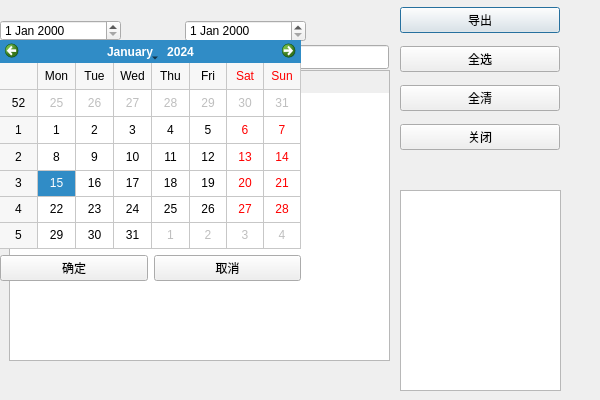
The window that HnExport.ui (HONODA/ExcelExport) describes before a commit, drawn with Qt 5.
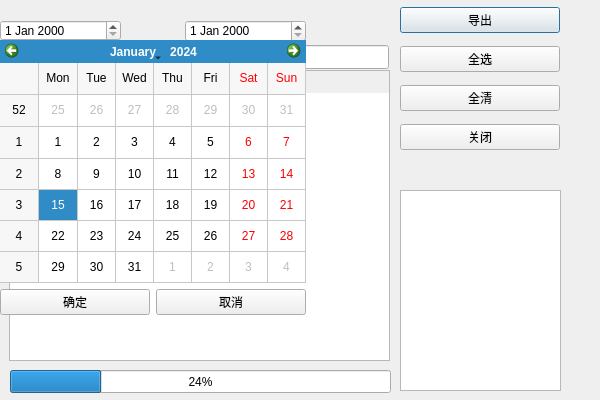
The same window after the commit.

The edit to the form file:
```diff
--- a/HnExport.ui
+++ b/HnExport.ui
@@ -109,8 +109,8 @@
     <rect>
      <x>0</x>
      <y>40</y>
-     <width>301</width>
-     <height>241</height>
+     <width>306</width>
+     <height>275</height>
     </rect>
    </property>
    <layout class="QVBoxLayout" name="verticalLayout_2">
@@ -210,6 +210,19 @@
     </property>
    </column>
   </widget>
+  <widget class="QProgressBar" name="progressBar">
+   <property name="geometry">
+    <rect>
+     <x>10</x>
+     <y>370</y>
+     <width>381</width>
+     <height>23</height>
+    </rect>
+   </property>
+   <property name="value">
+    <number>24</number>
+   </property>
+  </widget>
   <zorder>Supliertable</zorder>
   <zorder>label</zorder>
   <zorder>search_suplier</zorder>
```
Left out of the diff: 5 changed lines with no effect on the pictures.
